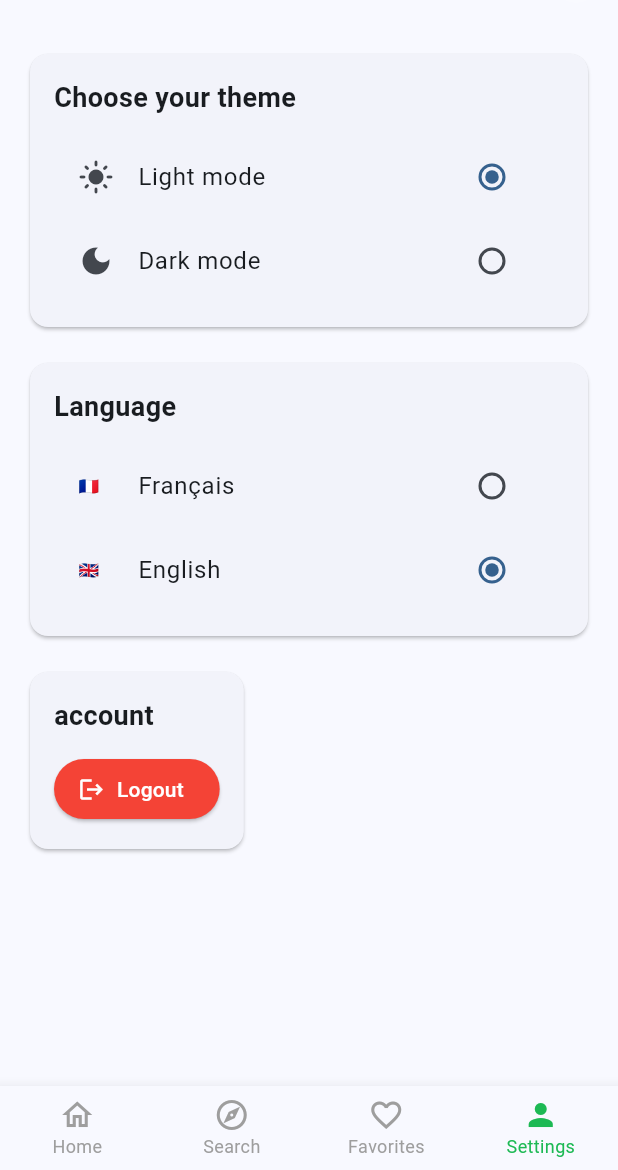
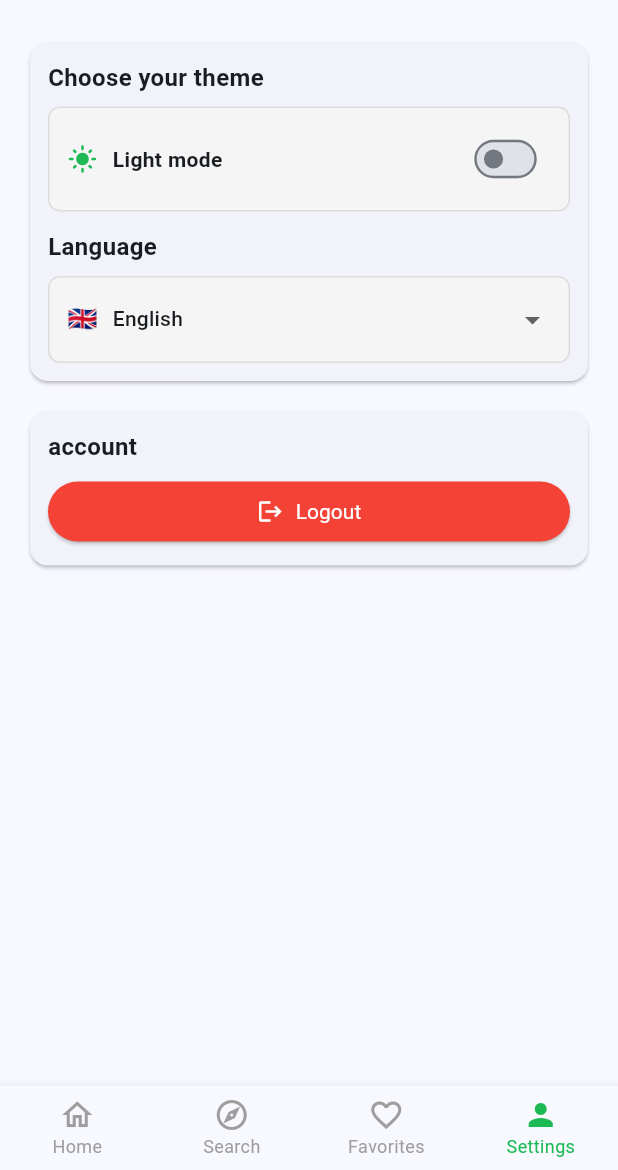
Before and after one commit to Tiavina22/appistery-mobilev2, a Flutter app: the HomeScreen screen opened directly, item 4 of the bottom bar chosen, on a phone screen of 412 x 824 dp, the part 66-1236 px from its top. Run offline on Flutter 3.47's test engine with Material 3 defaults, Android fonts, the phone set to English and light mode, and no system bars; our stand-ins replace device_info_plus, dio, easy_localization, flutter_dotenv, flutter_secure_storage, image_picker and 3 more; accounts and stored records are empty; network calls fail.

Commit message:
[FIX] : J'ai optimisé l'écran settings pour économiser de l'espace.

```diff
--- a/lib/screens/home_screen.dart
+++ b/lib/screens/home_screen.dart
@@ -385,90 +385,146 @@ class _HomeScreenState extends State<HomeScreen> {
 
     return SingleChildScrollView(
       child: Padding(
-        padding: const EdgeInsets.all(16.0),
+        padding: const EdgeInsets.fromLTRB(16.0, 8.0, 16.0, 16.0),
         child: Column(
           crossAxisAlignment: CrossAxisAlignment.start,
           children: [
-            // Theme Settings
+            // Theme & Language Settings in one card
             Card(
               child: Padding(
-                padding: const EdgeInsets.all(16.0),
+                padding: const EdgeInsets.all(12.0),
                 child: Column(
                   crossAxisAlignment: CrossAxisAlignment.start,
                   children: [
+                    // Theme
                     Text(
                       'theme'.tr(),
                       style: const TextStyle(
-                        fontSize: 18,
+                        fontSize: 16,
                         fontWeight: FontWeight.bold,
                       ),
                     ),
-                    const SizedBox(height: 12),
-                    ListTile(
-                      title: Text('light_mode'.tr()),
-                      leading: const Icon(Icons.light_mode),
-                      trailing: Radio<ThemeMode>(
-                        value: ThemeMode.light,
-                        groupValue: themeProvider.themeMode,
-                        onChanged: (ThemeMode? value) {
-                          if (value != null) {
-                            themeProvider.setTheme(value);
-                          }
-                        },
+                    const SizedBox(height: 8),
+                    Container(
+                      padding: const EdgeInsets.symmetric(
+                        horizontal: 12,
+                        vertical: 10,
+                      ),
+                      decoration: BoxDecoration(
+                        color: Theme.of(context).brightness == Brightness.dark
+                            ? const Color(0xFF181818)
+                            : Colors.grey[100],
+                        borderRadius: BorderRadius.circular(8),
+                        border: Border.all(
+                          color: Theme.of(context).brightness == Brightness.dark
+                              ? Colors.white.withOpacity(0.1)
+                              : Colors.black.withOpacity(0.1),
+                          width: 1,
                         ),
                       ),
-                    ListTile(
-                      title: Text('dark_mode'.tr()),
-                      leading: const Icon(Icons.dark_mode),
-                      trailing: Radio<ThemeMode>(
-                        value: ThemeMode.dark,
-                        groupValue: themeProvider.themeMode,
-                        onChanged: (ThemeMode? value) {
-                          if (value != null) {
-                            themeProvider.setTheme(value);
-                          }
+                      child: Row(
+                        mainAxisAlignment: MainAxisAlignment.spaceBetween,
+                        children: [
+                          Row(
+                            children: [
+                              Icon(
+                                themeProvider.themeMode == ThemeMode.dark
+                                    ? Icons.dark_mode
+                                    : Icons.light_mode,
+                                color: const Color(0xFF1DB954),
+                                size: 20,
+                              ),
+                              const SizedBox(width: 10),
+                              Text(
+                                themeProvider.themeMode == ThemeMode.dark
+                                    ? 'dark_mode'.tr()
+                                    : 'light_mode'.tr(),
+                                style: const TextStyle(
+                                  fontSize: 14,
+                                  fontWeight: FontWeight.w600,
+                                ),
+                              ),
+                            ],
+                          ),
+                          Transform.scale(
+                            scale: 0.8,
+                            child: Switch(
+                              value: themeProvider.themeMode == ThemeMode.dark,
+                              onChanged: (bool value) {
+                                themeProvider.setTheme(
+                                  value ? ThemeMode.dark : ThemeMode.light,
+                                );
                               },
+                              activeColor: const Color(0xFF1DB954),
+                              activeTrackColor: const Color(
+                                0xFF1DB954,
+                              ).withOpacity(0.5),
                             ),
                           ),
                         ],
                       ),
                     ),
-            ),
-            const SizedBox(height: 16),
-            // Language Settings
-            Card(
-              child: Padding(
-                padding: const EdgeInsets.all(16.0),
-                child: Column(
-                  crossAxisAlignment: CrossAxisAlignment.start,
-                  children: [
+                    const SizedBox(height: 12),
+                    // Language
                     Text(
                       'language'.tr(),
                       style: const TextStyle(
-                        fontSize: 18,
+                        fontSize: 16,
                         fontWeight: FontWeight.bold,
                       ),
                     ),
-                    const SizedBox(height: 12),
-                    ListTile(
-                      title: const Text('Français'),
-                      leading: const Text('🇫🇷'),
-                      trailing: Radio<Locale>(
-                        value: const Locale('fr'),
-                        groupValue: context.locale,
-                        onChanged: (Locale? value) {
-                          if (value != null) {
-                            context.setLocale(value);
-                          }
-                        },
+                    const SizedBox(height: 8),
+                    Container(
+                      width: double.infinity,
+                      padding: const EdgeInsets.symmetric(
+                        horizontal: 12,
+                        vertical: 4,
+                      ),
+                      decoration: BoxDecoration(
+                        color: Theme.of(context).brightness == Brightness.dark
+                            ? const Color(0xFF181818)
+                            : Colors.grey[100],
+                        borderRadius: BorderRadius.circular(8),
+                        border: Border.all(
+                          color: Theme.of(context).brightness == Brightness.dark
+                              ? Colors.white.withOpacity(0.1)
+                              : Colors.black.withOpacity(0.1),
+                          width: 1,
                         ),
                       ),
-                    ListTile(
-                      title: const Text('English'),
-                      leading: const Text('🇬🇧'),
-                      trailing: Radio<Locale>(
-                        value: const Locale('en'),
-                        groupValue: context.locale,
+                      child: DropdownButton<Locale>(
+                        value: context.locale,
+                        isExpanded: true,
+                        underline: const SizedBox(),
+                        dropdownColor:
+                            Theme.of(context).brightness == Brightness.dark
+                            ? const Color(0xFF181818)
+                            : Colors.grey[100],
+                        items: const [
+                          DropdownMenuItem(
+                            value: Locale('fr'),
+                            child: Row(
+                              children: [
+                                Text('🇫🇷', style: TextStyle(fontSize: 16)),
+                                SizedBox(width: 10),
+                                Text(
+                                  'Français',
+                                  style: TextStyle(fontSize: 14),
+                                ),
+                              ],
+                            ),
+                          ),
+                          DropdownMenuItem(
+                            value: Locale('en'),
+                            child: Row(
+                              children: [
+                                Text('🇬🇧', style: TextStyle(fontSize: 16)),
+                                SizedBox(width: 10),
+                                Text('English', style: TextStyle(fontSize: 14)),
+                              ],
+                            ),
+                          ),
+                        ],
                         onChanged: (Locale? value) {
                           if (value != null) {
                             context.setLocale(value);
@@ -480,45 +536,50 @@ class _HomeScreenState extends State<HomeScreen> {
                 ),
               ),
             ),
-            const SizedBox(height: 16),
+            const SizedBox(height: 12),
             // Account Settings
             Card(
               child: Padding(
-                padding: const EdgeInsets.all(16.0),
+                padding: const EdgeInsets.all(12.0),
                 child: Column(
                   crossAxisAlignment: CrossAxisAlignment.start,
                   children: [
                     Text(
                       'account'.tr(),
                       style: const TextStyle(
-                        fontSize: 18,
+                        fontSize: 16,
                         fontWeight: FontWeight.bold,
                       ),
                     ),
-                    const SizedBox(height: 12),
+                    const SizedBox(height: 8),
                     if (authProvider.user != null)
                       Column(
                         crossAxisAlignment: CrossAxisAlignment.start,
                         children: [
                           Text(
                             'Email: ${authProvider.user!['email'] ?? 'N/A'}',
-                            style: const TextStyle(fontSize: 14),
+                            style: const TextStyle(fontSize: 13),
                           ),
-                          const SizedBox(height: 8),
+                          const SizedBox(height: 6),
                           Text(
                             'Username: ${authProvider.user!['username'] ?? 'N/A'}',
-                            style: const TextStyle(fontSize: 14),
+                            style: const TextStyle(fontSize: 13),
                           ),
-                          const SizedBox(height: 16),
+                          const SizedBox(height: 12),
                         ],
                       ),
-                    ElevatedButton.icon(
+                    SizedBox(
+                      width: double.infinity,
+                      child: ElevatedButton.icon(
                         onPressed: () => _logout(context),
-                      icon: const Icon(Icons.logout),
+                        icon: const Icon(Icons.logout, size: 18),
                         label: Text('logout'.tr()),
                         style: ElevatedButton.styleFrom(
                           backgroundColor: Colors.red,
                           foregroundColor: Colors.white,
+                          padding: const EdgeInsets.symmetric(vertical: 10),
+                          textStyle: const TextStyle(fontSize: 14),
+                        ),
                       ),
                     ),
                   ],
```
Lines whose indentation alone changed are shown as unchanged.
